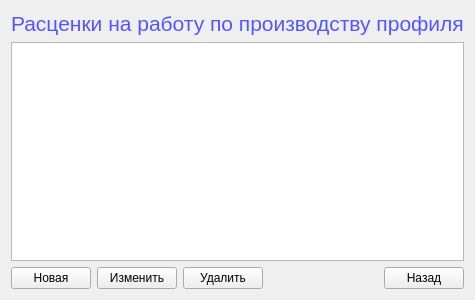
First picture: the form in costworkforma.ui, repository Lelius/protyazhka, before the edit.
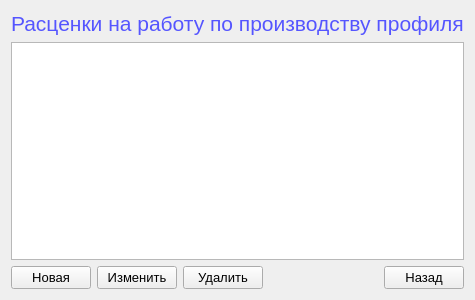
Second picture: the form after the edit.

Commit message: Увеличил различные шрифты в формах. Стало намного приятнее для глаз.

What changed in the file:
```diff
--- a/costworkforma.ui
+++ b/costworkforma.ui
@@ -6,7 +6,7 @@
    <rect>
     <x>0</x>
     <y>0</y>
-    <width>400</width>
+    <width>475</width>
     <height>300</height>
    </rect>
   </property>
@@ -24,12 +24,23 @@
       </widget>
      </item>
      <item>
-      <widget class="QTableView" name="tableViewCostWork"/>
+      <widget class="QTableView" name="tableViewCostWork">
+       <property name="font">
+        <font>
+         <pointsize>11</pointsize>
+        </font>
+       </property>
+      </widget>
      </item>
      <item>
       <layout class="QHBoxLayout" name="horizontalLayout">
        <item>
         <widget class="QPushButton" name="pushButtonNewCostWork">
+         <property name="font">
+          <font>
+           <pointsize>10</pointsize>
+          </font>
+         </property>
          <property name="text">
           <string>Новая</string>
          </property>
@@ -37,6 +48,11 @@
        </item>
        <item>
         <widget class="QPushButton" name="pushButtonEditCostWork">
+         <property name="font">
+          <font>
+           <pointsize>10</pointsize>
+          </font>
+         </property>
          <property name="text">
           <string>Изменить</string>
          </property>
@@ -44,6 +60,11 @@
        </item>
        <item>
         <widget class="QPushButton" name="pushButtonDeleteCostWork">
+         <property name="font">
+          <font>
+           <pointsize>10</pointsize>
+          </font>
+         </property>
          <property name="text">
           <string>Удалить</string>
          </property>
@@ -64,6 +85,11 @@
        </item>
        <item>
         <widget class="QPushButton" name="pushButtonExitCostWorkForma">
+         <property name="font">
+          <font>
+           <pointsize>10</pointsize>
+          </font>
+         </property>
          <property name="text">
           <string>Назад</string>
          </property>
```
The commit also changes 7 other files.
